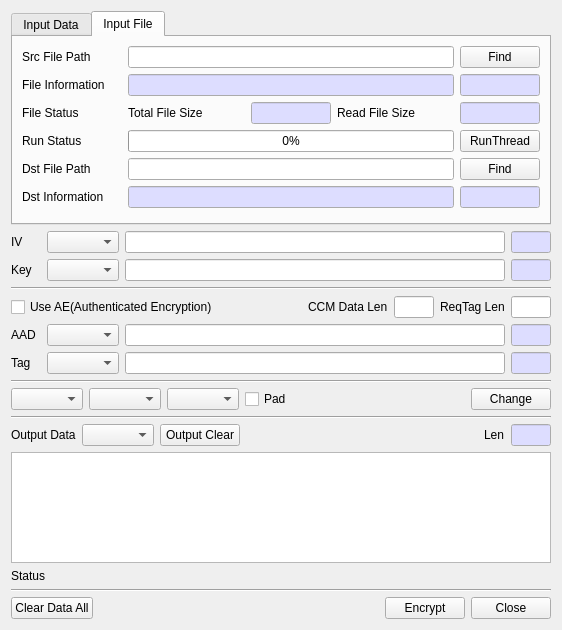
jykim74/BerEditor, file BerEditor/enc_dec_dlg.ui: the form before one commit.
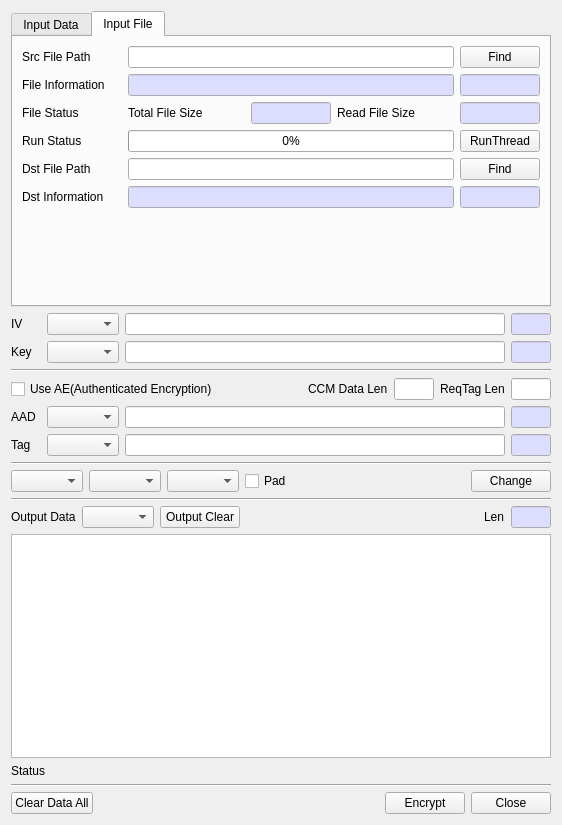
The form after the commit.

```diff
--- a/BerEditor/enc_dec_dlg.ui
+++ b/BerEditor/enc_dec_dlg.ui
@@ -7,7 +7,7 @@
     <x>0</x>
     <y>0</y>
     <width>562</width>
-    <height>630</height>
+    <height>825</height>
    </rect>
   </property>
   <property name="windowTitle">
```
